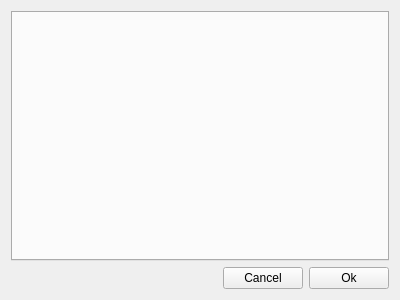
Qt form Jeopardy/optionsdialog.ui (Belgiumboy123/Jeopardy) before a commit.
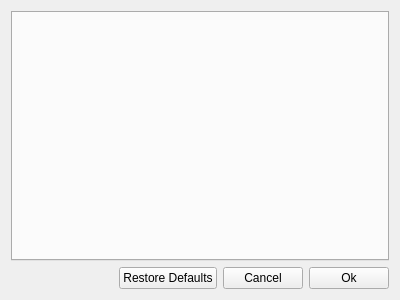
The same form after that commit.

Commit message: Adds Restore Defaults button

```diff
--- a/Jeopardy/optionsdialog.ui
+++ b/Jeopardy/optionsdialog.ui
@@ -48,6 +48,16 @@
       <property name="bottomMargin">
        <number>0</number>
       </property>
+      <item>
+       <widget class="QPushButton" name="defaultButton">
+        <property name="text">
+         <string>Restore Defaults</string>
+        </property>
+        <property name="autoDefault">
+         <bool>false</bool>
+        </property>
+       </widget>
+      </item>
       <item>
        <widget class="QPushButton" name="cancelButton">
         <property name="text">
```
The commit also changes 2 other files.
